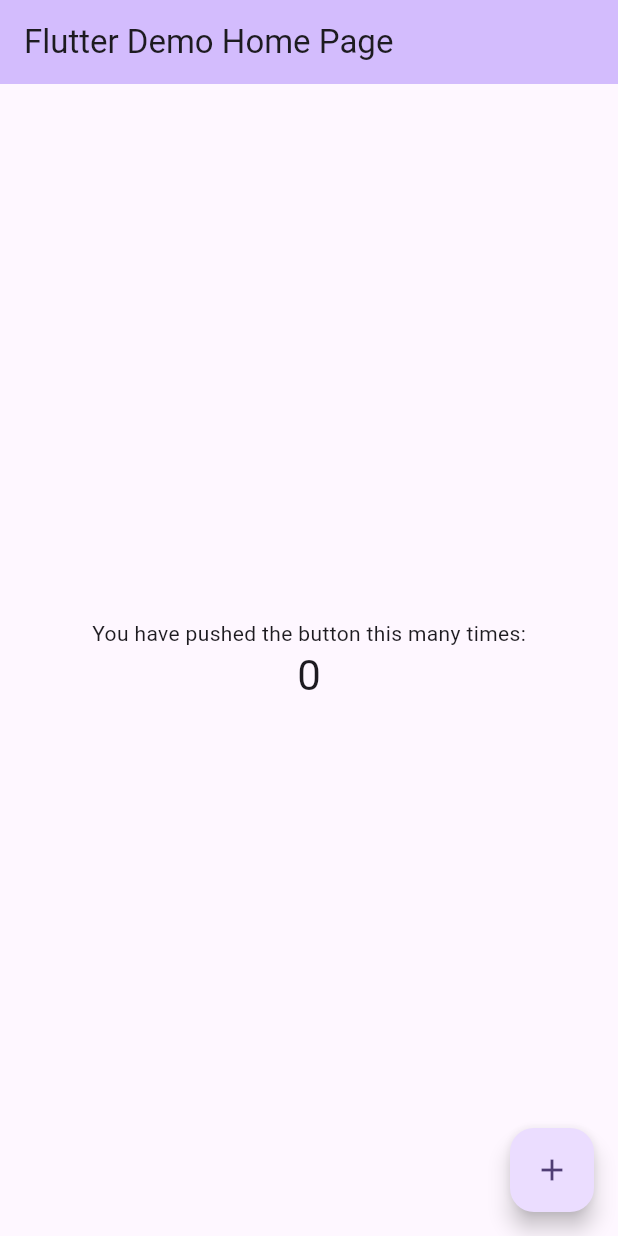
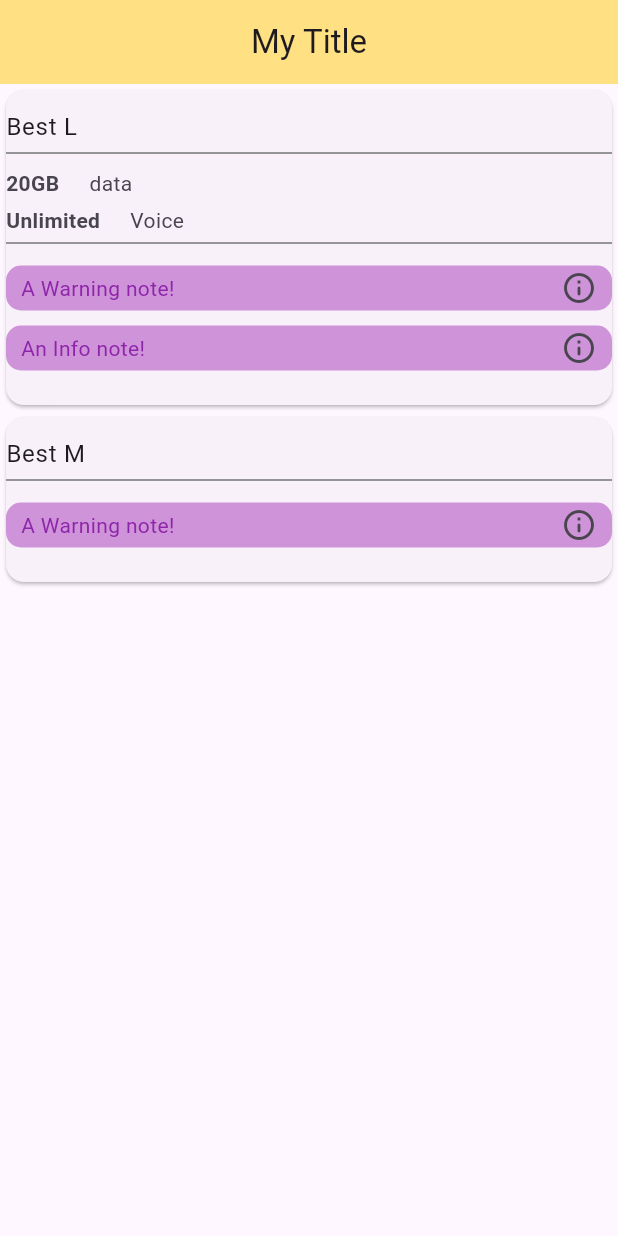
Before and after one commit to hitesh-telekom/flutter-app, a Flutter app: the screen it shows after launch, on a phone screen of 412 x 824 dp. Run offline on Flutter 3.47's test engine with Material 3 defaults, Android fonts, the phone set to English and light mode, and no system bars.

Commit message:
added code for tariff list app

```diff
--- /dev/null
+++ b/lib/data/tariffs.dart
@@ -0,0 +1,24 @@
+class Tariff {
+  String? id;
+  String? name;
+  bool? isSelected;
+  List<Characteristic>? characteristics;
+  List<Note>? notes;
+
+  Tariff({this.id, this.name, this.isSelected, this.characteristics, this.notes});
+}
+
+class Note {
+  String? title;
+  String? description;
+
+  Note({this.title, this.description});
+}
+
+class Characteristic {
+  String? name;
+  String? label;
+  String? value;
+
+  Characteristic({this.name, this.label, this.value});
+}
--- a/lib/main.dart
+++ b/lib/main.dart
@@ -1,4 +1,8 @@
+import 'dart:collection';
+
 import 'package:flutter/material.dart';
+import 'package:test_app/data/tariffs.dart';
+import 'package:test_app/pages/TariffListingPage.dart';
 
 void main() {
   runApp(const MyApp());
@@ -13,113 +17,35 @@ class MyApp extends StatelessWidget {
     return MaterialApp(
       title: 'Flutter Demo',
       theme: ThemeData(
-        // This is the theme of your application.
-        //
-        // TRY THIS: Try running your application with "flutter run". You'll see
-        // the application has a purple toolbar. Then, without quitting the app,
-        // try changing the seedColor in the colorScheme below to Colors.green
-        // and then invoke "hot reload" (save your changes or press the "hot
-        // reload" button in a Flutter-supported IDE, or press "r" if you used
-        // the command line to start the app).
-        //
-        // Notice that the counter didn't reset back to zero; the application
-        // state is not lost during the reload. To reset the state, use hot
-        // restart instead.
-        //
-        // This works for code too, not just values: Most code changes can be
-        // tested with just a hot reload.
         colorScheme: ColorScheme.fromSeed(seedColor: Colors.deepPurple),
         useMaterial3: true,
       ),
-      home: const MyHomePage(title: 'Flutter Demo Home Page'),
+      home: TariffListingPage(title: 'Tariff Listing', tariffs: tariffs),
     );
   }
+
+  createStaticTariffs() {}
 }
 
-class MyHomePage extends StatefulWidget {
-  const MyHomePage({super.key, required this.title});
-
-  // This widget is the home page of your application. It is stateful, meaning
-  // that it has a State object (defined below) that contains fields that affect
-  // how it looks.
-
-  // This class is the configuration for the state. It holds the values (in this
-  // case the title) provided by the parent (in this case the App widget) and
-  // used by the build method of the State. Fields in a Widget subclass are
-  // always marked "final".
-
-  final String title;
-
-  @override
-  State<MyHomePage> createState() => _MyHomePageState();
-}
-
-class _MyHomePageState extends State<MyHomePage> {
-  int _counter = 0;
-
-  void _incrementCounter() {
-    setState(() {
-      // This call to setState tells the Flutter framework that something has
-      // changed in this State, which causes it to rerun the build method below
-      // so that the display can reflect the updated values. If we changed
-      // _counter without calling setState(), then the build method would not be
-      // called again, and so nothing would appear to happen.
-      _counter++;
-    });
-  }
-
-  @override
-  Widget build(BuildContext context) {
-    // This method is rerun every time setState is called, for instance as done
-    // by the _incrementCounter method above.
-    //
-    // The Flutter framework has been optimized to make rerunning build methods
-    // fast, so that you can just rebuild anything that needs updating rather
-    // than having to individually change instances of widgets.
-    return Scaffold(
-      appBar: AppBar(
-        // TRY THIS: Try changing the color here to a specific color (to
-        // Colors.amber, perhaps?) and trigger a hot reload to see the AppBar
-        // change color while the other colors stay the same.
-        backgroundColor: Theme.of(context).colorScheme.inversePrimary,
-        // Here we take the value from the MyHomePage object that was created by
-        // the App.build method, and use it to set our appbar title.
-        title: Text(widget.title),
-      ),
-      body: Center(
-        // Center is a layout widget. It takes a single child and positions it
-        // in the middle of the parent.
-        child: Column(
-          // Column is also a layout widget. It takes a list of children and
-          // arranges them vertically. By default, it sizes itself to fit its
-          // children horizontally, and tries to be as tall as its parent.
-          //
-          // Column has various properties to control how it sizes itself and
-          // how it positions its children. Here we use mainAxisAlignment to
-          // center the children vertically; the main axis here is the vertical
-          // axis because Columns are vertical (the cross axis would be
-          // horizontal).
-          //
-          // TRY THIS: Invoke "debug painting" (choose the "Toggle Debug Paint"
-          // action in the IDE, or press "p" in the console), to see the
-          // wireframe for each widget.
-          mainAxisAlignment: MainAxisAlignment.center,
-          children: <Widget>[
-            const Text(
-              'You have pushed the button this many times:',
-            ),
-            Text(
-              '$_counter',
-              style: Theme.of(context).textTheme.headlineMedium,
-            ),
-          ],
-        ),
-      ),
-      floatingActionButton: FloatingActionButton(
-        onPressed: _incrementCounter,
-        tooltip: 'Increment',
-        child: const Icon(Icons.add),
-      ), // This trailing comma makes auto-formatting nicer for build methods.
-    );
-  }
-}
+var tariffs = <Tariff>[
+  Tariff(
+    id: 'best_l',
+    name: 'Best L',
+    isSelected: true,
+    characteristics: <Characteristic>[
+      Characteristic(name: "data", label: "Data", value: "20GB"),
+      Characteristic(name: "Voice", label: "Voice", value: "Unlimited"),
+    ],
+    notes: <Note>[
+      Note(title: "A Warning note!", description: "An optional text"),
+      Note(title: "An Info note!", description: "An optional text")
+    ]
+  ),
+  Tariff(
+      id: 'best_m',
+      name: 'Best M',
+      notes: <Note>[
+        Note(title: "A Warning note!", description: "An optional text")
+      ]
+  )
+];
--- /dev/null
+++ b/lib/pages/TariffListingPage.dart
@@ -0,0 +1,185 @@
+import 'package:accordion/accordion.dart';
+import 'package:flutter/material.dart';
+import 'package:test_app/data/tariffs.dart';
+import 'package:test_app/main.dart';
+
+class TariffListingPage extends StatefulWidget {
+  final String? title;
+  final List<Tariff>? tariffs;
+
+  const TariffListingPage({super.key, this.title, this.tariffs});
+
+  @override
+  State<TariffListingPage> createState() => _TariffListingPageState();
+}
+
+class _TariffListingPageState extends State<TariffListingPage> {
+
+  @override
+  void initState() {
+    // TODO: implement initState
+    super.initState();
+  }
+
+  @override
+  Widget build(BuildContext context) {
+    return Scaffold(
+      appBar: AppBar(
+        title: const Text('My Title'),
+        centerTitle: true,
+        backgroundColor: Colors.amber[200],
+      ),
+      body: Column(
+        crossAxisAlignment: CrossAxisAlignment.stretch,
+        children: tariffs
+            .map((tariff) => TariffCard(
+                  tariff: tariff,
+                ))
+            .toList(),
+      ),
+    );
+  }
+}
+
+class TariffCard extends StatelessWidget {
+  final Tariff tariff;
+
+  const TariffCard({
+    super.key,
+    required this.tariff,
+  });
+
+  @override
+  Widget build(BuildContext context) {
+    return Card(
+      child: ListTile(
+          contentPadding: const EdgeInsets.symmetric(
+            vertical: 5,
+          ),
+          title: Text(
+            '${tariff.name}',
+          ),
+          subtitle: Column(
+            children: [
+              if (tariff.characteristics != null &&
+                  tariff.characteristics!.isNotEmpty)
+                Characteristics(tariff: tariff),
+              if (tariff.notes != null)
+                Notes(
+                  tariff: tariff,
+                )
+            ],
+          )),
+    );
+  }
+}
+
+class Characteristics extends StatelessWidget {
+  const Characteristics({
+    super.key,
+    required this.tariff,
+  });
+
+  final Tariff tariff;
+
+  @override
+  Widget build(BuildContext context) {
+    return Column(
+      children: [
+        Divider(
+          height: 10,
+          color: Colors.grey[600],
+        ),
+        for (var characteristic in tariff.characteristics!)
+          CharacteristicRow(characteristic: characteristic)
+      ],
+    );
+  }
+}
+
+class Notes extends StatelessWidget {
+  Notes({
+    super.key,
+    required this.tariff,
+  });
+
+  final Tariff tariff;
+  final headerStyle = TextStyle(
+    color: Colors.purple[600],
+  );
+  final contentStyle = TextStyle(
+    color: Colors.purple[200],
+  );
+
+  @override
+  Widget build(BuildContext context) {
+    return Column(
+      children: [
+        Divider(
+          height: 10,
+          color: Colors.grey[600],
+        ),
+        Accordion(
+          headerBackgroundColor: Colors.purple[200],
+          maxOpenSections: tariff.notes!.length,
+          headerPadding: const EdgeInsets.symmetric(
+            horizontal: 10,
+            vertical: 3,
+          ),
+          paddingBetweenClosedSections: 10,
+          paddingListBottom: 0,
+          paddingBetweenOpenSections: 10,
+          paddingListHorizontal: 0,
+          paddingListTop: 10,
+          contentBackgroundColor: Colors.grey[300],
+          children: [
+            for (var note in tariff.notes!)
+              AccordionSection(
+                header: Text('${note.title}', style: headerStyle),
+                rightIcon: const Icon(Icons.info_outline_rounded),
+                content: Text(
+                  '${note.description}',
+                  style: contentStyle,
+                ),
+              )
+          ],
+        ),
+      ],
+    );
+  }
+}
+
+class CharacteristicRow extends StatelessWidget {
+  const CharacteristicRow({
+    super.key,
+    required this.characteristic,
+  });
+
+  final Characteristic characteristic;
+
+  @override
+  Widget build(BuildContext context) {
+    return Row(
+      children: [
+        Padding(
+          padding: const EdgeInsets.fromLTRB(0, 5, 10, 0),
+          child: Text(
+            '${characteristic.value}',
+            style: const TextStyle(
+              fontWeight: FontWeight.bold,
+            ),
+          ),
+        ),
+        const SizedBox(
+          width: 10,
+        ),
+        Padding(
+          padding: const EdgeInsets.fromLTRB(0, 5, 10, 0),
+          child: Text(
+            '${characteristic.name}',
+          ),
+        )
+      ],
+    );
+  }
+}
--- a/pubspec.yaml
+++ b/pubspec.yaml
@@ -35,6 +35,7 @@ dependencies:
   # The following adds the Cupertino Icons font to your application.
   # Use with the CupertinoIcons class for iOS style icons.
   cupertino_icons: ^1.0.6
+  accordion: ^2.6.0
 
 dev_dependencies:
   flutter_test:
```
Also changed, not shown: pubspec.lock.
